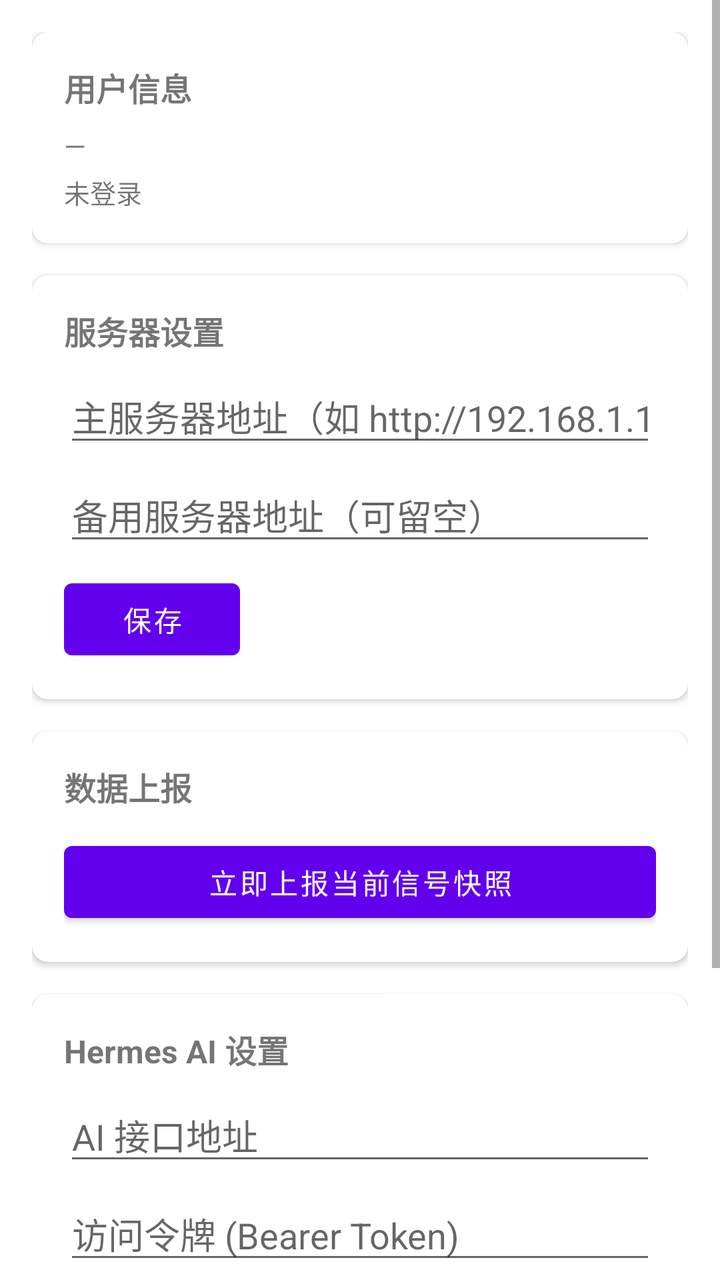
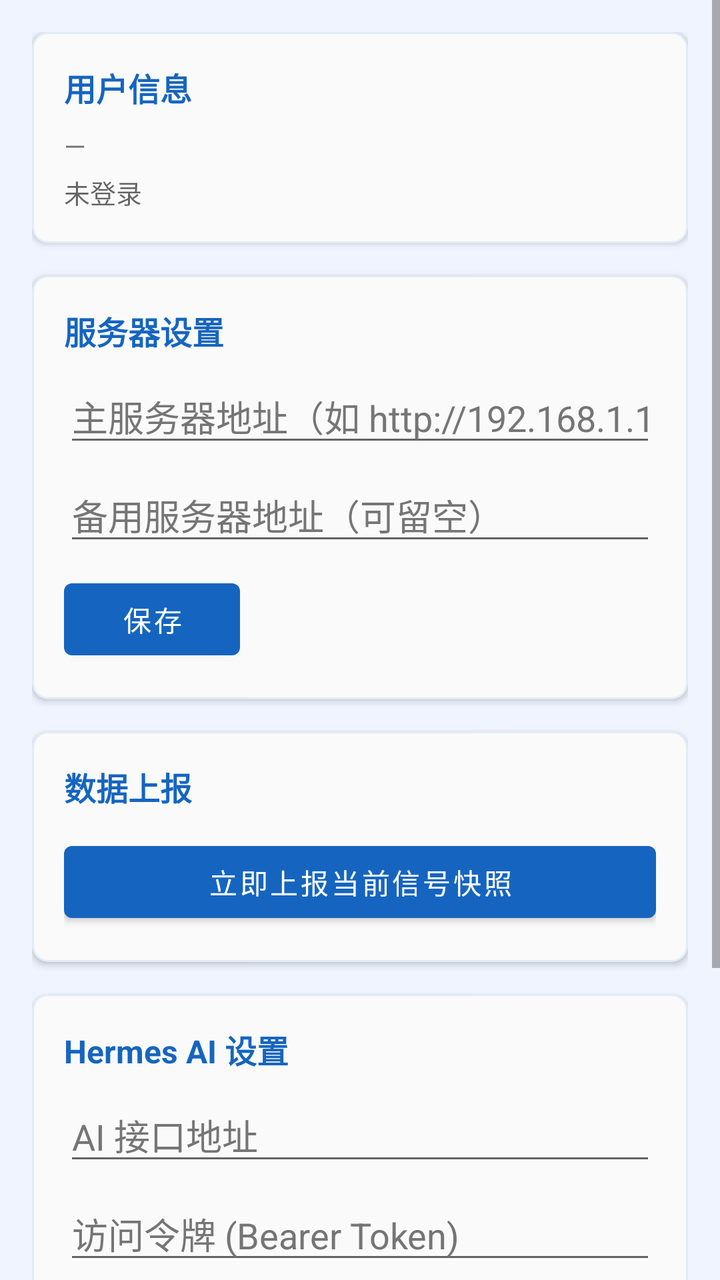

Screens rendered from an Android XML layout before and after an edit, with the pre-edit source and the edit as a unified diff.
<!-- AndroidManifest.xml: application theme Theme.CellSentinelApp -->
<!-- res/layout/fragment_profile.xml -->
<?xml version="1.0" encoding="utf-8"?>
<ScrollView
    xmlns:android="http://schemas.android.com/apk/res/android"
    android:layout_width="match_parent"
    android:layout_height="match_parent"
    android:fillViewport="true">

    <LinearLayout
        android:layout_width="match_parent"
        android:layout_height="wrap_content"
        android:orientation="vertical"
        android:padding="16dp">

        
        <com.google.android.material.card.MaterialCardView
            android:id="@+id/card_user"
            android:layout_width="match_parent"
            android:layout_height="wrap_content"
            android:layout_marginBottom="16dp"
            app:cardCornerRadius="8dp"
            app:cardElevation="2dp"
            xmlns:app="http://schemas.android.com/apk/res-auto">

            <LinearLayout
                android:layout_width="match_parent"
                android:layout_height="wrap_content"
                android:orientation="vertical"
                android:padding="16dp">

                <TextView
                    android:layout_width="wrap_content"
                    android:layout_height="wrap_content"
                    android:text="用户信息"
                    android:textStyle="bold"
                    android:textSize="16sp" />

                <TextView
                    android:id="@+id/tv_nick_name"
                    android:layout_width="wrap_content"
                    android:layout_height="wrap_content"
                    android:text="—"
                    android:textSize="14sp"
                    android:paddingTop="8dp" />

                <TextView
                    android:id="@+id/tv_login_status"
                    android:layout_width="wrap_content"
                    android:layout_height="wrap_content"
                    android:text="未登录"
                    android:textSize="13sp"
                    android:paddingTop="4dp" />

            </LinearLayout>
        </com.google.android.material.card.MaterialCardView>

        
        <com.google.android.material.card.MaterialCardView
            android:layout_width="match_parent"
            android:layout_height="wrap_content"
            android:layout_marginBottom="16dp"
            app:cardCornerRadius="8dp"
            app:cardElevation="2dp"
            xmlns:app="http://schemas.android.com/apk/res-auto">

            <LinearLayout
                android:layout_width="match_parent"
                android:layout_height="wrap_content"
                android:orientation="vertical"
                android:padding="16dp">

                <TextView
                    android:layout_width="wrap_content"
                    android:layout_height="wrap_content"
                    android:text="服务器设置"
                    android:textStyle="bold"
                    android:textSize="16sp" />

                <EditText
                    android:id="@+id/et_server_url"
                    android:layout_width="match_parent"
                    android:layout_height="wrap_content"
                    android:hint="主服务器地址（如 http://192.168.1.1:8080）"
                    android:inputType="textUri"
                    android:maxLines="1"
                    android:layout_marginTop="8dp" />

                <EditText
                    android:id="@+id/et_backup_server_url"
                    android:layout_width="match_parent"
                    android:layout_height="wrap_content"
                    android:hint="备用服务器地址（可留空）"
                    android:inputType="textUri"
                    android:maxLines="1"
                    android:layout_marginTop="6dp" />

                <Button
                    android:id="@+id/btn_save_url"
                    android:layout_width="wrap_content"
                    android:layout_height="wrap_content"
                    android:text="保存"
                    android:textAllCaps="false"
                    android:layout_marginTop="8dp" />

            </LinearLayout>
        </com.google.android.material.card.MaterialCardView>

        
        <com.google.android.material.card.MaterialCardView
            android:layout_width="match_parent"
            android:layout_height="wrap_content"
            android:layout_marginBottom="16dp"
            app:cardCornerRadius="8dp"
            app:cardElevation="2dp"
            xmlns:app="http://schemas.android.com/apk/res-auto">

            <LinearLayout
                android:layout_width="match_parent"
                android:layout_height="wrap_content"
                android:orientation="vertical"
                android:padding="16dp">

                <TextView
                    android:layout_width="wrap_content"
                    android:layout_height="wrap_content"
                    android:text="数据上报"
                    android:textStyle="bold"
                    android:textSize="16sp" />

                <Button
                    android:id="@+id/btn_upload_signal"
                    android:layout_width="match_parent"
                    android:layout_height="wrap_content"
                    android:text="立即上报当前信号快照"
                    android:textAllCaps="false"
                    android:layout_marginTop="12dp" />

            </LinearLayout>
        </com.google.android.material.card.MaterialCardView>

        
        <com.google.android.material.card.MaterialCardView
            android:layout_width="match_parent"
            android:layout_height="wrap_content"
            android:layout_marginBottom="16dp"
            app:cardCornerRadius="8dp"
            app:cardElevation="2dp"
            xmlns:app="http://schemas.android.com/apk/res-auto">

            <LinearLayout
                android:layout_width="match_parent"
                android:layout_height="wrap_content"
                android:orientation="vertical"
                android:padding="16dp">

                <TextView
                    android:layout_width="wrap_content"
                    android:layout_height="wrap_content"
                    android:text="Hermes AI 设置"
                    android:textStyle="bold"
                    android:textSize="16sp" />

                <EditText
                    android:id="@+id/et_hermes_url"
                    android:layout_width="match_parent"
                    android:layout_height="wrap_content"
                    android:hint="AI 接口地址"
                    android:inputType="textUri"
                    android:maxLines="1"
                    android:layout_marginTop="8dp" />

                <EditText
                    android:id="@+id/et_hermes_token"
                    android:layout_width="match_parent"
                    android:layout_height="wrap_content"
                    android:hint="访问令牌 (Bearer Token)"
                    android:inputType="textPassword"
                    android:maxLines="1"
                    android:layout_marginTop="6dp" />

                <EditText
                    android:id="@+id/et_hermes_model"
                    android:layout_width="match_parent"
                    android:layout_height="wrap_content"
                    android:hint="模型名称（留空自动获取）"
                    android:inputType="text"
                    android:maxLines="1"
                    android:layout_marginTop="6dp" />

                <Button
                    android:id="@+id/btn_save_hermes"
                    android:layout_width="wrap_content"
                    android:layout_height="wrap_content"
                    android:text="保存AI设置"
                    android:textAllCaps="false"
                    android:layout_marginTop="8dp" />

            </LinearLayout>
        </com.google.android.material.card.MaterialCardView>

        
        <Button
            android:id="@+id/btn_login"
            android:layout_width="match_parent"
            android:layout_height="wrap_content"
            android:text="登录后台"
            android:textAllCaps="false"
            android:layout_marginBottom="8dp" />

        <Button
            android:id="@+id/btn_logout"
            style="@style/Widget.MaterialComponents.Button.OutlinedButton"
            android:layout_width="match_parent"
            android:layout_height="wrap_content"
            android:text="退出登录"
            android:textAllCaps="false"
            android:visibility="gone" />

    </LinearLayout>
</ScrollView>
<!-- resources referenced by this layout -->
<resources>
  <style name="Theme.CellSentinelApp" parent="Theme.MaterialComponents.DayNight.DarkActionBar">
          
          <item name="colorPrimary">@color/purple_500</item>
          <item name="colorPrimaryVariant">@color/purple_700</item>
          <item name="colorOnPrimary">@color/white</item>
          
          <item name="colorSecondary">@color/teal_200</item>
          <item name="colorSecondaryVariant">@color/teal_700</item>
          <item name="colorOnSecondary">@color/black</item>
          
          <item name="android:statusBarColor">?attr/colorPrimaryVariant</item>
          
      </style>
  <color name="purple_500">#FF6200EE</color>
  <color name="purple_700">#FF3700B3</color>
  <color name="white">#FFFFFFFF</color>
  <color name="teal_200">#FF03DAC5</color>
  <color name="teal_700">#FF018786</color>
  <color name="black">#FF000000</color>
</resources>

<!-- the commit's change to res/layout/fragment_profile.xml (unified diff, before → after) -->
@@ -1,8 +1,10 @@
 <?xml version="1.0" encoding="utf-8"?>
 <ScrollView
     xmlns:android="http://schemas.android.com/apk/res/android"
+    xmlns:app="http://schemas.android.com/apk/res-auto"
     android:layout_width="match_parent"
     android:layout_height="match_parent"
+    android:background="@color/background"
     android:fillViewport="true">
 
     <LinearLayout
@@ -16,10 +18,7 @@
             android:id="@+id/card_user"
             android:layout_width="match_parent"
             android:layout_height="wrap_content"
-            android:layout_marginBottom="16dp"
-            app:cardCornerRadius="8dp"
-            app:cardElevation="2dp"
-            xmlns:app="http://schemas.android.com/apk/res-auto">
+            android:layout_marginBottom="16dp">
 
             <LinearLayout
                 android:layout_width="match_parent"
@@ -32,7 +31,8 @@
                     android:layout_height="wrap_content"
                     android:text="用户信息"
                     android:textStyle="bold"
-                    android:textSize="16sp" />
+                    android:textSize="16sp"
+                    android:textColor="@color/colorPrimary" />
 
                 <TextView
                     android:id="@+id/tv_nick_name"
@@ -48,6 +48,7 @@
                     android:layout_height="wrap_content"
                     android:text="未登录"
                     android:textSize="13sp"
+                    android:textColor="@color/textColorSecondary"
                     android:paddingTop="4dp" />
 
             </LinearLayout>
@@ -57,10 +58,7 @@
         <com.google.android.material.card.MaterialCardView
             android:layout_width="match_parent"
             android:layout_height="wrap_content"
-            android:layout_marginBottom="16dp"
-            app:cardCornerRadius="8dp"
-            app:cardElevation="2dp"
-            xmlns:app="http://schemas.android.com/apk/res-auto">
+            android:layout_marginBottom="16dp">
 
             <LinearLayout
                 android:layout_width="match_parent"
@@ -73,7 +71,8 @@
                     android:layout_height="wrap_content"
                     android:text="服务器设置"
                     android:textStyle="bold"
-                    android:textSize="16sp" />
+                    android:textSize="16sp"
+                    android:textColor="@color/colorPrimary" />
 
                 <EditText
                     android:id="@+id/et_server_url"
@@ -108,10 +107,7 @@
         <com.google.android.material.card.MaterialCardView
             android:layout_width="match_parent"
             android:layout_height="wrap_content"
-            android:layout_marginBottom="16dp"
-            app:cardCornerRadius="8dp"
-            app:cardElevation="2dp"
-            xmlns:app="http://schemas.android.com/apk/res-auto">
+            android:layout_marginBottom="16dp">
 
             <LinearLayout
                 android:layout_width="match_parent"
@@ -124,7 +120,8 @@
                     android:layout_height="wrap_content"
                     android:text="数据上报"
                     android:textStyle="bold"
-                    android:textSize="16sp" />
+                    android:textSize="16sp"
+                    android:textColor="@color/colorPrimary" />
 
                 <Button
                     android:id="@+id/btn_upload_signal"
@@ -141,10 +138,7 @@
         <com.google.android.material.card.MaterialCardView
             android:layout_width="match_parent"
             android:layout_height="wrap_content"
-            android:layout_marginBottom="16dp"
-            app:cardCornerRadius="8dp"
-            app:cardElevation="2dp"
-            xmlns:app="http://schemas.android.com/apk/res-auto">
+            android:layout_marginBottom="16dp">
 
             <LinearLayout
                 android:layout_width="match_parent"
@@ -157,7 +151,8 @@
                     android:layout_height="wrap_content"
                     android:text="Hermes AI 设置"
                     android:textStyle="bold"
-                    android:textSize="16sp" />
+                    android:textSize="16sp"
+                    android:textColor="@color/colorPrimary" />
 
                 <EditText
                     android:id="@+id/et_hermes_url"
<!-- resource entries referenced after the edit -->
@@ -1,23 +1,59 @@
 <!-- resources referenced by this layout -->
 <resources>
-  <style name="Theme.CellSentinelApp" parent="Theme.MaterialComponents.DayNight.DarkActionBar">
+  <color name="background">#F0F4FF</color>
+  <color name="colorPrimary">#1565C0</color>
+  <color name="textColorSecondary">#99000000</color>
+  <style name="Theme.CellSentinelApp" parent="Theme.MaterialComponents.Light.DarkActionBar">
           
-          <item name="colorPrimary">@color/purple_500</item>
-          <item name="colorPrimaryVariant">@color/purple_700</item>
+          <item name="colorPrimary">@color/colorPrimary</item>
+          <item name="colorPrimaryVariant">@color/colorPrimaryDark</item>
           <item name="colorOnPrimary">@color/white</item>
           
-          <item name="colorSecondary">@color/teal_200</item>
-          <item name="colorSecondaryVariant">@color/teal_700</item>
-          <item name="colorOnSecondary">@color/black</item>
+          <item name="colorSecondary">@color/colorAccent</item>
+          <item name="colorSecondaryVariant">@color/colorAccentDark</item>
+          <item name="colorOnSecondary">@color/white</item>
           
-          <item name="android:statusBarColor">?attr/colorPrimaryVariant</item>
+          <item name="colorSurface">@color/colorSurface</item>
+          <item name="colorOnSurface">@color/textColorPrimary</item>
           
+          <item name="android:windowBackground">@color/background</item>
+          <item name="android:colorBackground">@color/background</item>
+          
+          <item name="android:statusBarColor">@color/colorPrimaryDark</item>
+          
+          <item name="android:textColorPrimary">@color/textColorPrimary</item>
+          <item name="android:textColorSecondary">@color/textColorSecondary</item>
+          <item name="android:textColorHint">@color/textColorHint</item>
+          
+          <item name="materialCardViewStyle">@style/AppCardView</item>
+          <item name="editTextStyle">@style/AppEditText</item>
+          <item name="chipStyle">@style/AppChip</item>
       </style>
-  <color name="purple_500">#FF6200EE</color>
-  <color name="purple_700">#FF3700B3</color>
+  <color name="colorPrimaryDark">#0D47A1</color>
   <color name="white">#FFFFFFFF</color>
-  <color name="teal_200">#FF03DAC5</color>
-  <color name="teal_700">#FF018786</color>
-  <color name="black">#FF000000</color>
+  <color name="colorAccent">#00ACC1</color>
+  <color name="colorAccentDark">#007C91</color>
+  <color name="colorSurface">#FFFFFF</color>
+  <color name="textColorPrimary">#DE000000</color>
+  <color name="textColorHint">#FF757575</color>
+  <style name="AppCardView" parent="Widget.MaterialComponents.CardView">
+          <item name="cardCornerRadius">8dp</item>
+          <item name="cardElevation">2dp</item>
+          <item name="cardBackgroundColor">@color/colorSurfaceFaint</item>
+          <item name="strokeColor">@color/colorPrimaryTintBg</item>
+          <item name="strokeWidth">1dp</item>
+      </style>
+  <style name="AppEditText" parent="Widget.AppCompat.EditText">
+          <item name="android:textColor">@color/textColorPrimary</item>
+          <item name="android:textColorHint">@color/textColorHint</item>
+      </style>
+  <style name="AppChip" parent="Widget.MaterialComponents.Chip.Filter">
+          <item name="chipBackgroundColor">@color/chip_bg_color</item>
+          <item name="android:textColor">@color/chip_text_color</item>
+          <item name="chipStrokeColor">@color/colorPrimaryTintBg</item>
+          <item name="chipStrokeWidth">1dp</item>
+      </style>
+  <color name="colorSurfaceFaint">#FAFAFA</color>
+  <color name="colorPrimaryTintBg">#1A1565C0</color>
 </resources>
 
